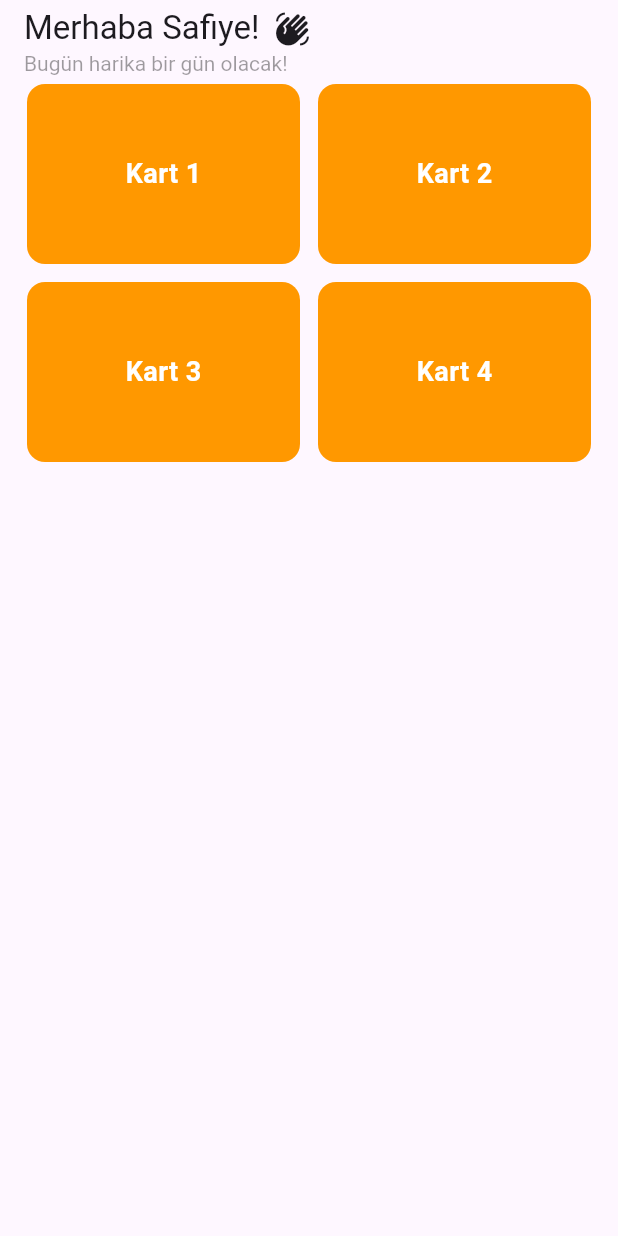
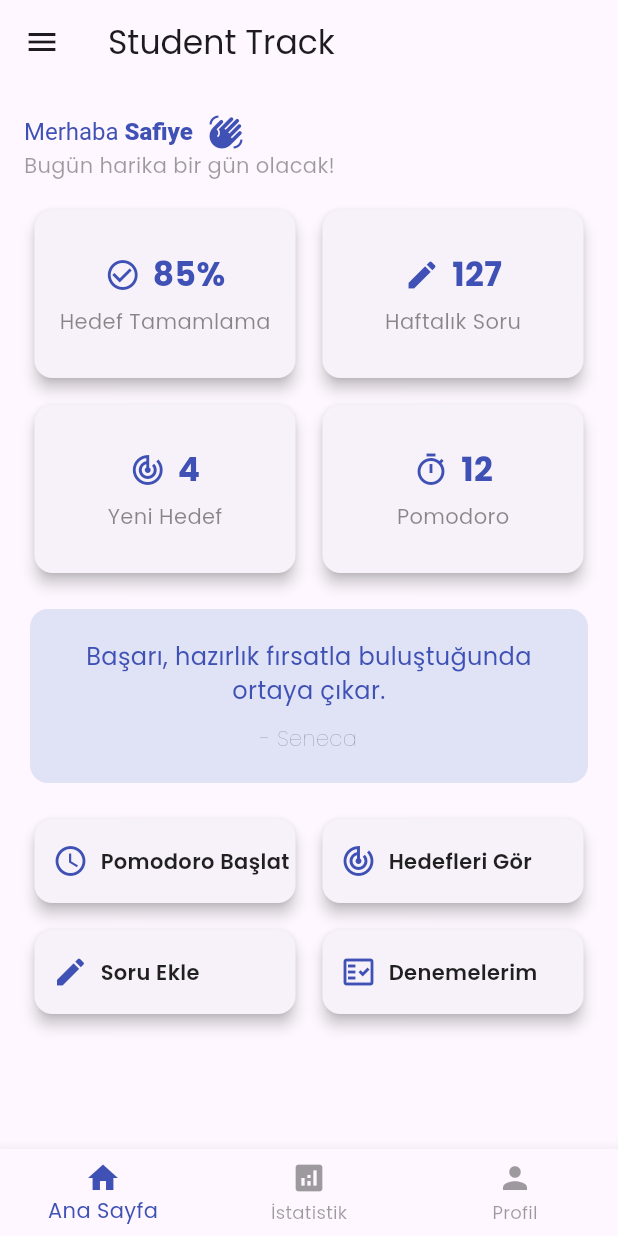
Before and after one commit to ssena-201903/student_track_app, a Flutter app: the screen it shows after launch, on a phone screen of 412 x 824 dp. Run offline on Flutter 3.47's test engine with Material 3 defaults, Android fonts, the phone set to English and light mode, and no system bars; our stand-ins replace google_fonts.

Commit message:
started home page and bottom navigation bar

```diff
--- /dev/null
+++ b/lib/helpers/data_helper.dart
@@ -0,0 +1,31 @@
+class DataHelper {
+  static String welcomeTextName = "Safiye";
+  static String welcomeText = "Merhaba";
+
+  static List<Map<String, String>> getTopCardsData() {
+    return [
+      {'title': '85%', 'subtitle': 'Hedef Tamamlama'},
+      {'title': '127', 'subtitle': 'Haftalık Soru'},
+      {'title': '4', 'subtitle': 'Yeni Hedef'},
+      {'title': '12', 'subtitle': 'Pomodoro'},
+    ];
+  }
+
+  static List<Map<String, String>> getBottomCardsData() {
+    return [
+      {'title': 'Pomodoro Başlat'},
+      {'title': 'Hedefleri Gör'},
+      {'title': 'Soru Ekle'},
+      {'title': 'Denemelerim'},
+    ];
+  }
+
+  static List<Map<String, String>> getTodaySentence() {
+    return [
+      {
+        'text': 'Başarı, hazırlık fırsatla buluştuğunda ortaya çıkar.',
+        'writer': 'Seneca',
+      },
+    ];
+  }
+}
--- a/lib/main.dart
+++ b/lib/main.dart
@@ -1,5 +1,7 @@
 import 'package:flutter/material.dart';
-import 'package:student_track/views/home_page.dart';
+import 'package:google_fonts/google_fonts.dart';
+import 'package:student_track/views/home/home_page.dart';
+import 'package:student_track/views/main_shell.dart';
 
 void main() {
   runApp(const MyApp());
@@ -12,7 +14,8 @@ class MyApp extends StatelessWidget {
   Widget build(BuildContext context) {
     return MaterialApp(
       debugShowCheckedModeBanner: false,
-      home: HomePage(),
+      theme: ThemeData(textTheme: GoogleFonts.poppinsTextTheme()),
+      home: MainShell(),
     );
   }
 }
--- /dev/null
+++ b/lib/views/analysis/analysis_page.dart
@@ -0,0 +1,18 @@
+import 'package:flutter/material.dart';
+
+class AnalysisPage extends StatefulWidget {
+  const AnalysisPage({super.key});
+
+  @override
+  State<AnalysisPage> createState() => _AnalysisPageState();
+}
+
+class _AnalysisPageState extends State<AnalysisPage> {
+  @override
+  Widget build(BuildContext context) {
+    return Scaffold(
+      appBar: AppBar(title: Text("Analiz Sayfası")),
+      body: Center(child: Text("sayfa 2")),
+    );
+  }
+}
--- /dev/null
+++ b/lib/views/home/home_page.dart
@@ -0,0 +1,253 @@
+import 'package:flutter/material.dart';
+import 'package:student_track/helpers/data_helper.dart';
+import 'package:student_track/widgets/custom_text.dart';
+
+class HomePage extends StatelessWidget {
+  const HomePage({super.key});
+
+  @override
+  Widget build(BuildContext context) {
+    final List firstCards = DataHelper.getTopCardsData();
+    final List todaySentence = DataHelper.getTodaySentence();
+    final List lastCards = DataHelper.getBottomCardsData();
+
+    double deviceWidth = MediaQuery.of(context).size.width;
+
+    return SingleChildScrollView(
+      padding: const EdgeInsets.symmetric(horizontal: 16),
+      child: Column(
+        crossAxisAlignment: CrossAxisAlignment.center,
+        children: [
+          const SizedBox(height: 20),
+          _buildAppBarTitle(),
+          _buildTopCards(firstCards),
+          _buildTodaySentence(todaySentence, deviceWidth),
+          _buildBottomCards(lastCards),
+          const SizedBox(height: 20),
+        ],
+      ),
+    );
+  }
+
+  Column _buildAppBarTitle() {
+    return Column(
+      crossAxisAlignment: CrossAxisAlignment.start,
+      children: [
+        Row(
+          children: [
+            RichText(
+              text: const TextSpan(
+                children: [
+                  TextSpan(
+                    text: "Merhaba ",
+                    style: TextStyle(
+                      color: Colors.indigo,
+                      fontWeight: FontWeight.w400,
+                      fontSize: 16,
+                    ),
+                  ),
+                  TextSpan(
+                    text: "Safiye",
+                    style: TextStyle(
+                      color: Colors.indigo,
+                      fontSize: 16,
+                      fontWeight: FontWeight.w800,
+                    ),
+                  ),
+                ],
+              ),
+            ),
+            const SizedBox(width: 10),
+            const Icon(Icons.waving_hand, color: Colors.indigo),
+          ],
+        ),
+        const CustomText(
+          text: "Bugün harika bir gün olacak!",
+          color: Colors.black38,
+          fontWeight: FontWeight.w400,
+          fontSize: 14,
+        ),
+        const SizedBox(height: 16),
+      ],
+    );
+  }
+
+  Widget _buildTopCards(List cards) {
+    return Wrap(
+      spacing: 10,
+      runSpacing: 10,
+      children: List.generate(
+        cards.length,
+        (index) => TopCard(
+          index: index,
+          title: cards[index]["title"],
+          subTitle: cards[index]["subtitle"],
+        ),
+      ),
+    );
+  }
+
+  Widget _buildTodaySentence(List sentence, double deviceWidth) {
+    return Padding(
+      padding: const EdgeInsets.only(top: 20),
+      child: Container(
+        width: deviceWidth - 40,
+        padding: const EdgeInsets.all(20),
+        decoration: BoxDecoration(
+          borderRadius: BorderRadius.circular(12),
+          color: const Color.fromARGB(255, 224, 227, 245),
+        ),
+        child: Column(
+          mainAxisAlignment: MainAxisAlignment.center,
+          children: [
+            CustomText(
+              text: "${sentence[0]["text"]}",
+              color: Colors.indigo,
+              fontWeight: FontWeight.w400,
+              fontSize: 16,
+              textAlign: TextAlign.center,
+            ),
+            const SizedBox(height: 10),
+            CustomText(
+              text: "- ${sentence[0]["writer"]}",
+              color: Colors.black54,
+              fontWeight: FontWeight.w200,
+              fontSize: 14,
+            ),
+          ],
+        ),
+      ),
+    );
+  }
+
+  Widget _buildBottomCards(List cards) {
+    return Padding(
+      padding: const EdgeInsets.only(top: 20),
+      child: Wrap(
+        spacing: 10,
+        runSpacing: 10,
+        children: List.generate(
+          cards.length,
+          (index) => BottomCard(index: index, title: cards[index]["title"]),
+        ),
+      ),
+    );
+  }
+}
+
+class TopCard extends StatelessWidget {
+  final int index;
+  final String title;
+  final String subTitle;
+
+  const TopCard({
+    super.key,
+    required this.index,
+    required this.title,
+    required this.subTitle,
+  });
+
+  IconData _getIconForIndex(int index) {
+    switch (index) {
+      case 0:
+        return Icons.check_circle_outline;
+      case 1:
+        return Icons.edit;
+      case 2:
+        return Icons.track_changes;
+      case 3:
+        return Icons.timer_outlined;
+      default:
+        return Icons.info_outline;
+    }
+  }
+
+  @override
+  Widget build(BuildContext context) {
+    return SizedBox(
+      width: (MediaQuery.of(context).size.width - 48) / 2,
+      height: 120,
+      child: Card(
+        shape: RoundedRectangleBorder(borderRadius: BorderRadius.circular(12)),
+        elevation: 4,
+        child: Padding(
+          padding: const EdgeInsets.all(12),
+          child: Column(
+            mainAxisAlignment: MainAxisAlignment.center,
+            children: [
+              Row(
+                mainAxisAlignment: MainAxisAlignment.center,
+                children: [
+                  Icon(_getIconForIndex(index), color: Colors.indigo, size: 24),
+                  const SizedBox(width: 8),
+                  CustomText(
+                    text: title,
+                    color: Colors.indigo,
+                    fontWeight: FontWeight.bold,
+                    fontSize: 22,
+                  ),
+                ],
+              ),
+              const SizedBox(height: 6),
+              CustomText(
+                text: subTitle,
+                color: Colors.black45,
+                fontWeight: FontWeight.w400,
+                fontSize: 14,
+              ),
+            ],
+          ),
+        ),
+      ),
+    );
+  }
+}
+
+class BottomCard extends StatelessWidget {
+  final int index;
+  final String title;
+
+  const BottomCard({super.key, required this.index, required this.title});
+
+  IconData _getIconForIndex(int index) {
+    switch (index) {
+      case 0:
+        return Icons.access_time;
+      case 1:
+        return Icons.track_changes;
+      case 2:
+        return Icons.edit;
+      case 3:
+        return Icons.fact_check_outlined;
+      default:
+        return Icons.info_outline;
+    }
+  }
+
+  @override
+  Widget build(BuildContext context) {
+    return SizedBox(
+      width: (MediaQuery.of(context).size.width - 48) / 2,
+      child: Card(
+        shape: RoundedRectangleBorder(borderRadius: BorderRadius.circular(12)),
+        elevation: 4,
+        child: Padding(
+          padding: const EdgeInsets.symmetric(vertical: 16, horizontal: 12),
+          child: Row(
+            mainAxisAlignment: MainAxisAlignment.start,
+            children: [
+              Icon(_getIconForIndex(index), color: Colors.indigo, size: 24),
+              const SizedBox(width: 8),
+              CustomText(
+                text: title,
+                color: Colors.black87,
+                fontWeight: FontWeight.w600,
+                fontSize: 14,
+              ),
+            ],
+          ),
+        ),
+      ),
+    );
+  }
+}
--- a/lib/views/home_page.dart
+++ /dev/null
@@ -1,76 +0,0 @@
-import 'package:flutter/material.dart';
-
-class HomePage extends StatefulWidget {
-  const HomePage({super.key});
-
-  @override
-  State<HomePage> createState() => _HomePageState();
-}
-
-class _HomePageState extends State<HomePage> {
-  @override
-  Widget build(BuildContext context) {
-    return Scaffold(
-      appBar: AppBar(
-        title: Column(
-          crossAxisAlignment: CrossAxisAlignment.start,
-          children: [
-            Row(
-              children: [
-                Text("Merhaba Safiye!"),
-                const SizedBox(width: 10),
-                Icon(Icons.waving_hand),
-              ],
-            ),
-            Text(
-              "Bugün harika bir gün olacak!",
-              style: TextStyle(fontSize: 14, color: Colors.black38),
-            ),
-          ],
-        ),
-      ),
-      body: Center(
-        child: Column(
-          children: [
-            Wrap(
-              spacing: 12,
-              runSpacing: 12,
-              children: List.generate(
-                4,
-                (index) => AnaKartWidget(index: index),
-              ),
-            ),
-          ],
-        ),
-      ),
-    );
-  }
-}
-
-class AnaKartWidget extends StatelessWidget {
-  final int index;
-
-  const AnaKartWidget({Key? key, required this.index}) : super(key: key);
-
-  @override
-  Widget build(BuildContext context) {
-    return Container(
-      width: (MediaQuery.of(context).size.width - 48) / 2, // 2 kart yan yana
-      height: 120,
-      decoration: BoxDecoration(
-        color: Colors.orange,
-        borderRadius: BorderRadius.circular(12),
-      ),
-      child: Center(
-        child: Text(
-          'Kart ${index + 1}',
-          style: TextStyle(
-            color: Colors.white,
-            fontSize: 18,
-            fontWeight: FontWeight.bold,
-          ),
-        ),
-      ),
-    );
-  }
-}
--- /dev/null
+++ b/lib/views/main_shell.dart
@@ -0,0 +1,53 @@
+import 'package:flutter/material.dart';
+import 'package:student_track/views/analysis/analysis_page.dart';
+import 'package:student_track/views/home/home_page.dart';
+import 'package:student_track/views/profile/profile_page.dart';
+
+class MainShell extends StatefulWidget {
+  const MainShell({super.key});
+
+  @override
+  State<MainShell> createState() => _MainShellState();
+}
+
+class _MainShellState extends State<MainShell> {
+  int _selectedIndex = 0;
+
+  final List<Widget> _pages = [HomePage(), AnalysisPage(), ProfilePage()];
+
+  @override
+  Widget build(BuildContext context) {
+    return Scaffold(
+      appBar: AppBar(title: Text("Student Track")),
+      drawer: Drawer(
+        child: ListView(
+          children: [
+            const DrawerHeader(child: Text("Menü")),
+            ListTile(
+              leading: Icon(Icons.logout),
+              title: Text("Çıkış Yap"),
+              onTap: () {
+                // logout işlemi
+              },
+            ),
+          ],
+        ),
+      ),
+      body: _pages[_selectedIndex],
+      bottomNavigationBar: BottomNavigationBar(
+        currentIndex: _selectedIndex,
+        selectedItemColor: Colors.indigo,
+        unselectedItemColor: Colors.black38,
+        onTap: (index) => setState(() => _selectedIndex = index),
+        items: const [
+          BottomNavigationBarItem(icon: Icon(Icons.home), label: "Ana Sayfa"),
+          BottomNavigationBarItem(
+            icon: Icon(Icons.analytics),
+            label: "İstatistik",
+          ),
+          BottomNavigationBarItem(icon: Icon(Icons.person), label: "Profil"),
+        ],
+      ),
+    );
+  }
+}
--- /dev/null
+++ b/lib/views/profile/profile_page.dart
@@ -0,0 +1,74 @@
+import 'package:flutter/material.dart';
+
+class ProfilePage extends StatelessWidget {
+  const ProfilePage({super.key});
+
+  @override
+  Widget build(BuildContext context) {
+    return Scaffold(
+      appBar: AppBar(
+        title: const Text("Öğrenci Profili"),
+        centerTitle: true,
+        actions: [
+          IconButton(
+            icon: const Icon(Icons.edit),
+            onPressed: () {
+              // düzenleme ekranına geç
+            },
+          ),
+        ],
+      ),
+      body: Padding(
+        padding: const EdgeInsets.all(16),
+        child: Column(
+          children: [
+            const CircleAvatar(
+              radius: 50,
+              backgroundImage: AssetImage(
+                'assets/profile_placeholder.png',
+              ), // Profil resmi
+            ),
+            const SizedBox(height: 16),
+            _buildInfoTile(title: "İsim", value: "Safiye Yılmaz"),
+            _buildInfoTile(title: "Okul", value: "İstanbul Lisesi"),
+            _buildInfoTile(title: "Sınıf", value: "11. Sınıf"),
+            _buildInfoTile(title: "Yaş", value: "16"),
+            _buildInfoTile(title: "Telefon", value: "+90 555 123 45 67"),
+            _buildInfoTile(title: "E-posta", value: "safiye@example.com"),
+          ],
+        ),
+      ),
+    );
+  }
+
+  Widget _buildInfoTile({required String title, required String value}) {
+    return Card(
+      margin: const EdgeInsets.symmetric(vertical: 6),
+      shape: RoundedRectangleBorder(borderRadius: BorderRadius.circular(10)),
+      child: ListTile(
+        leading: _getIconForField(title),
+        title: Text(title),
+        subtitle: Text(value),
+      ),
+    );
+  }
+
+  Icon _getIconForField(String fieldName) {
+    switch (fieldName.toLowerCase()) {
+      case "isim":
+        return const Icon(Icons.person);
+      case "okul":
+        return const Icon(Icons.school);
+      case "sınıf":
+        return const Icon(Icons.class_);
+      case "yaş":
+        return const Icon(Icons.cake);
+      case "telefon":
+        return const Icon(Icons.phone);
+      case "e-posta":
+        return const Icon(Icons.email);
+      default:
+        return const Icon(Icons.info_outline);
+    }
+  }
+}
--- /dev/null
+++ b/lib/widgets/custom_text.dart
@@ -0,0 +1,31 @@
+import 'package:flutter/material.dart';
+
+class CustomText extends StatelessWidget {
+  final String text;
+  final Color color;
+  final FontWeight fontWeight;
+  final double fontSize;
+  final TextAlign? textAlign;
+
+  const CustomText({
+    super.key,
+    required this.text,
+    required this.color,
+    required this.fontWeight,
+    required this.fontSize,
+    this.textAlign,
+  });
+
+  @override
+  Widget build(BuildContext context) {
+    return Text(
+      text,
+      style: TextStyle(
+        color: color,
+        fontSize: fontSize,
+        fontWeight: fontWeight,
+      ),
+      textAlign: textAlign,
+    );
+  }
+}
--- a/pubspec.yaml
+++ b/pubspec.yaml
@@ -34,6 +34,7 @@ dependencies:
   # The following adds the Cupertino Icons font to your application.
   # Use with the CupertinoIcons class for iOS style icons.
   cupertino_icons: ^1.0.8
+  google_fonts: ^6.2.1
 
 dev_dependencies:
   flutter_test:
```
Also changed, not shown: pubspec.lock, 7 other files.
